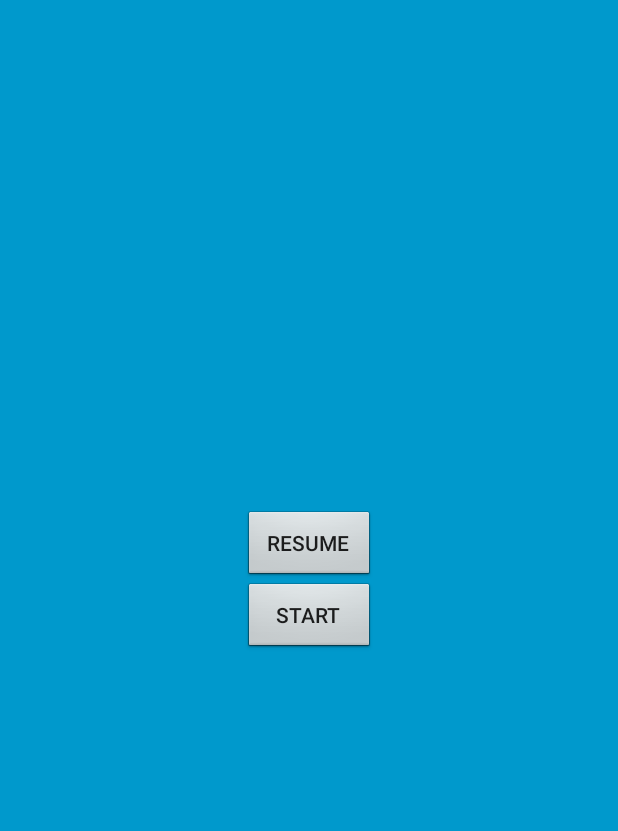
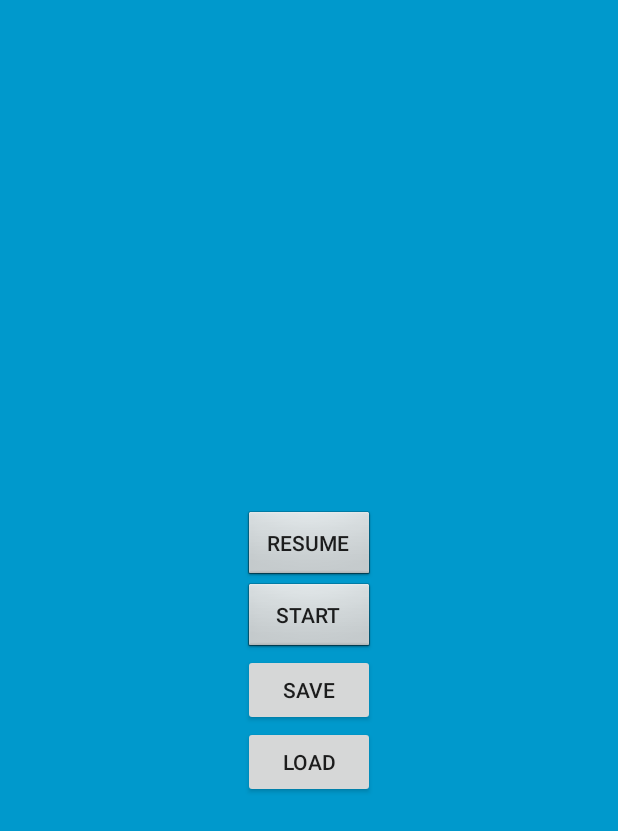
Before and after one commit to barinalex/GameSpaceWoodcutter, an Android app: the Menu screen opened directly, with no data from a screen before it, on a phone screen of 412 x 824 dp. Shown: the top 831 px of the screen. Run offline under Robolectric (Android 15) with nearby library versions, the phone set to English and light mode, and no system bars.

Commit message:
simple save/load functions

```diff
--- a/app/src/main/java/cz/cvut/fel/pjv/barinale/gameengine/Activities/Menu.java
+++ b/app/src/main/java/cz/cvut/fel/pjv/barinale/gameengine/Activities/Menu.java
@@ -7,6 +7,9 @@ import android.view.View;
 import android.widget.Button;
 
 import cz.cvut.fel.pjv.barinale.gameengine.R;
+import cz.cvut.fel.pjv.barinale.gameengine.functionality.GameObjectManager;
+import cz.cvut.fel.pjv.barinale.gameengine.utils.Constants;
+import cz.cvut.fel.pjv.barinale.gameengine.utils.Utils;
 
 public class Menu extends Activity implements View.OnClickListener {
 
@@ -16,12 +19,16 @@ public class Menu extends Activity implements View.OnClickListener {
         setContentView(R.layout.menu);
         Button button_resume = findViewById(R.id.button_resume);
         Button button_start = findViewById(R.id.button_start);
+        Button buttonSave = findViewById(R.id.save);
+        Button buttonLoad = findViewById(R.id.load);
         button_resume.setOnClickListener(this);
         button_start.setOnClickListener(this);
+        buttonSave.setOnClickListener(this);
+        buttonLoad.setOnClickListener(this);
     }
 
     @Override
-    public void onClick(View v) {
+    public void onClick(View v){
         Intent intent;
         switch (v.getId()){
             case R.id.button_resume:
@@ -33,6 +40,14 @@ public class Menu extends Activity implements View.OnClickListener {
                 intent = new Intent(this, MainActivity.class);
                 startActivity(intent);
                 break;
+            case R.id.save:
+                Utils.saveGameState(this);
+                break;
+            case R.id.load:
+                Utils.loadGameState(this);
+                //if (GameObjectManager.player != null)
+                    //GameObjectManager.player.getCharacteristics()[Constants.SPEED] = Utils.loadGameState(this);
+                break;
         }
     }
 }
--- a/app/src/main/java/cz/cvut/fel/pjv/barinale/gameengine/utils/Constants.java
+++ b/app/src/main/java/cz/cvut/fel/pjv/barinale/gameengine/utils/Constants.java
@@ -31,4 +31,6 @@ public class Constants {
 
     public static final int MAINIMAGE = 0;
     public static final int SECONDARYIMAGE = 1;
+
+    public static String fileName = "save.txt";
 }
--- a/app/src/main/res/layout/game_buttons.xml
+++ b/app/src/main/res/layout/game_buttons.xml
@@ -11,8 +11,7 @@
         android:layout_height="wrap_content"
         android:layout_alignParentBottom="true"
         android:layout_alignParentRight="true"
-        android:text="Menu"
-        tools:ignore="MissingConstraints"/>
+        android:text="Menu"/>
 
     <Button
         android:id="@+id/inventoryButton"
--- a/app/src/main/res/layout/menu.xml
+++ b/app/src/main/res/layout/menu.xml
@@ -13,11 +13,7 @@
         android:layout_centerHorizontal="true"
         android:layout_above="@+id/button_start"
         android:background="@android:drawable/btn_default"
-        android:onClick="onClick"
-        android:text="Resume"
-        tools:ignore="MissingConstraints"
-        tools:layout_editor_absoluteX="161dp"
-        tools:layout_editor_absoluteY="341dp" />
+        android:text="Resume"/>
 
     <Button
         android:id="@+id/button_start"
@@ -29,4 +25,20 @@
         android:gravity="center"
         android:text="Start" />
 
+    <Button
+        android:id="@+id/save"
+        android:layout_width="wrap_content"
+        android:layout_height="wrap_content"
+        android:text="Save"
+        android:layout_below="@+id/button_start"
+        android:layout_centerHorizontal="true"/>
+
+    <Button
+        android:id="@+id/load"
+        android:layout_width="wrap_content"
+        android:layout_height="wrap_content"
+        android:text="Load"
+        android:layout_below="@+id/save"
+        android:layout_centerHorizontal="true"/>
+
 </RelativeLayout>
```
Also changed, not shown: app/src/main/java/cz/cvut/fel/pjv/barinale/gameengine/Activities/MainActivity.java (+13 -10 lines), app/src/main/java/cz/cvut/fel/pjv/barinale/gameengine/functionality/GameObjectManager.java (+12 -0 lines), app/src/main/java/cz/cvut/fel/pjv/barinale/gameengine/utils/Utils.java (+39 -0 lines).
